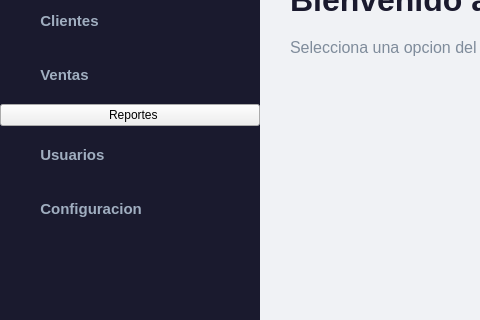
First picture: the form in app/views/ui/main/main_view.ui, repository DataDave-Dev/CRM-Portable, before the edit; both pictures show x 0 to 480 and y 118 to 438 of the 1280 by 720 pixel window.
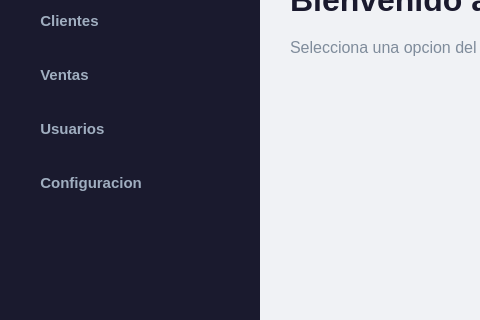
Second picture: the form after the edit.

Commit message:
refactor(main_view): simplify sidebar navigation and remove Reportes button
Replace dynamic hasattr checks with direct button references since the
UI file defines all sidebar buttons explicitly. Remove btnReportes from
the sidebar as the Reportes section is not yet implemented.

What changed in the file:
```diff
--- a/app/views/ui/main/main_view.ui
+++ b/app/views/ui/main/main_view.ui
@@ -283,32 +283,6 @@
          </property>
         </spacer>
        </item>
-       <item>
-        <widget class="QPushButton" name="btnReportes">
-         <property name="cursor">
-          <cursorShape>PointingHandCursor</cursorShape>
-         </property>
-         <property name="text">
-          <string>  Reportes</string>
-         </property>
-        </widget>
-       </item>
-       <item>
-        <spacer name="navSpacer5">
-         <property name="orientation">
-          <enum>Qt::Vertical</enum>
-         </property>
-         <property name="sizeType">
-          <enum>QSizePolicy::Fixed</enum>
-         </property>
-         <property name="sizeHint" stdset="0">
-          <size>
-           <width>20</width>
-           <height>4</height>
-          </size>
-         </property>
-        </spacer>
-       </item>
        <item>
         <widget class="QPushButton" name="btnUsuarios">
          <property name="cursor">
```
The commit also changes 1 other file.
